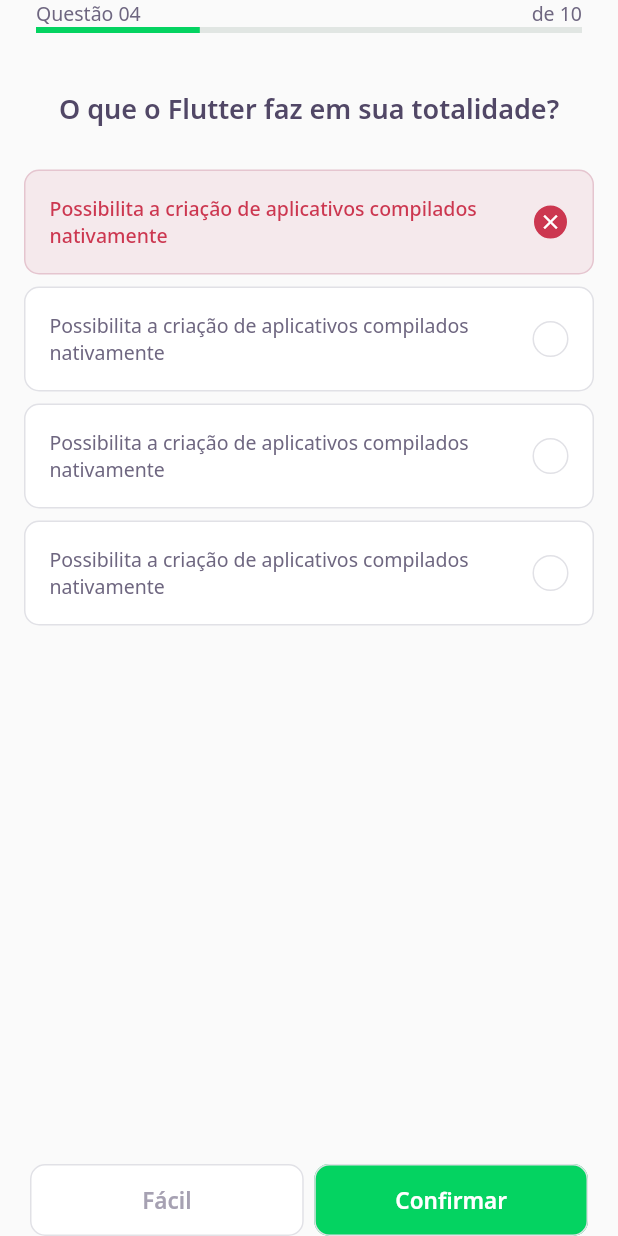
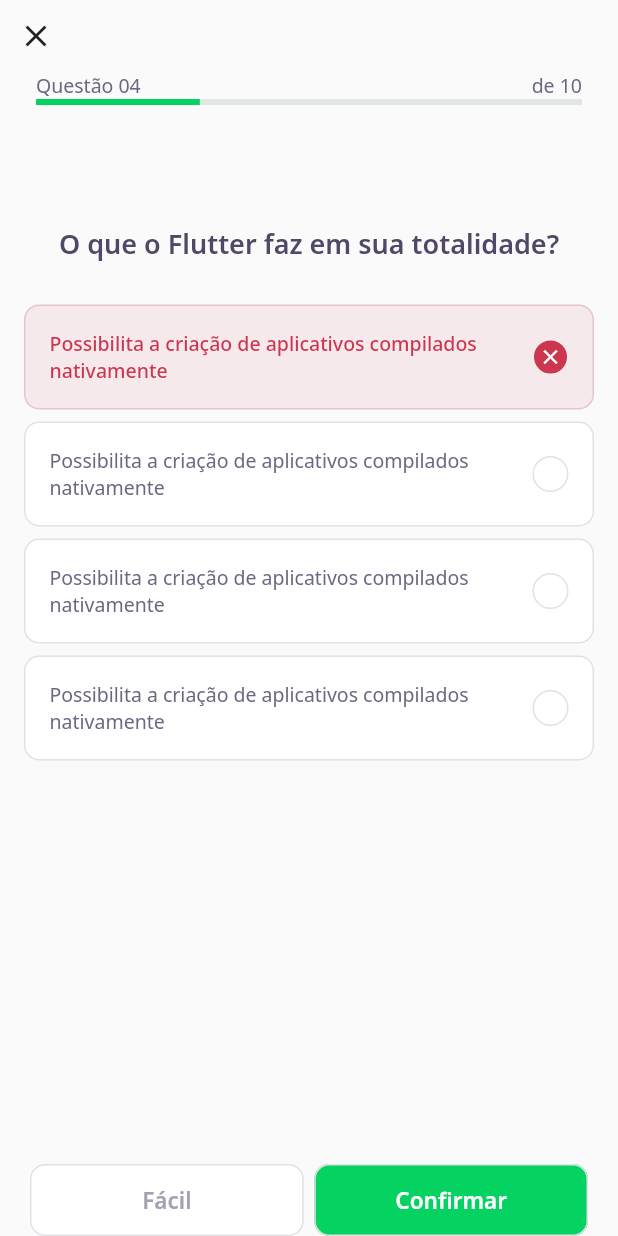
Before and after one commit to amazingustav/devquiz, a Flutter app: the ChallengePage screen opened directly, on a phone screen of 412 x 824 dp. Run offline on Flutter 3.47's test engine with Material 2 defaults, Android fonts, the phone set to English and light mode, and no system bars; our stand-ins replace google_fonts; accounts and stored records are empty; network calls fail.

```diff
--- a/lib/challenge/challenge_page.dart
+++ b/lib/challenge/challenge_page.dart
@@ -15,9 +15,20 @@ class _ChallengePageState extends State<ChallengePage> {
   Widget build(BuildContext context) {
     return Scaffold(
       appBar: PreferredSize(
-        preferredSize: Size.fromHeight(60),
+        preferredSize: Size.fromHeight(86),
         child: SafeArea(
-          child: QuestionIndicatorWidget(),
+          child: Column(
+            crossAxisAlignment: CrossAxisAlignment.start,
+            children: [
+              IconButton(
+                icon: Icon(Icons.close),
+                onPressed: () {
+                  Navigator.pop(context);
+                },
+              ),
+              QuestionIndicatorWidget(),
+            ],
+          ),
         ),
       ),
       body: QuizWidget(
--- a/lib/challenge/widgets/quiz/quiz_widget.dart
+++ b/lib/challenge/widgets/quiz/quiz_widget.dart
@@ -12,6 +12,7 @@ class QuizWidget extends StatelessWidget {
     return Container(
       child: Column(
         children: [
+          SizedBox(height: 64),
           Text(title, style: AppTextStyles.heading),
           SizedBox(height: 24),
           AnswerWidget(
--- a/lib/core/app_widget.dart
+++ b/lib/core/app_widget.dart
@@ -8,7 +8,7 @@ class AppWidget extends StatelessWidget {
   Widget build(BuildContext context) {
     return MaterialApp(
       title: "DevQuiz",
-      home: ChallengePage(),
+      home: HomePage(),
     );
   }
 }
```
Also changed, not shown: lib/home/home_page.dart (+12 -4 lines), lib/home/widgets/quiz_card/quiz_card_widget.dart (+6 -1 lines).
